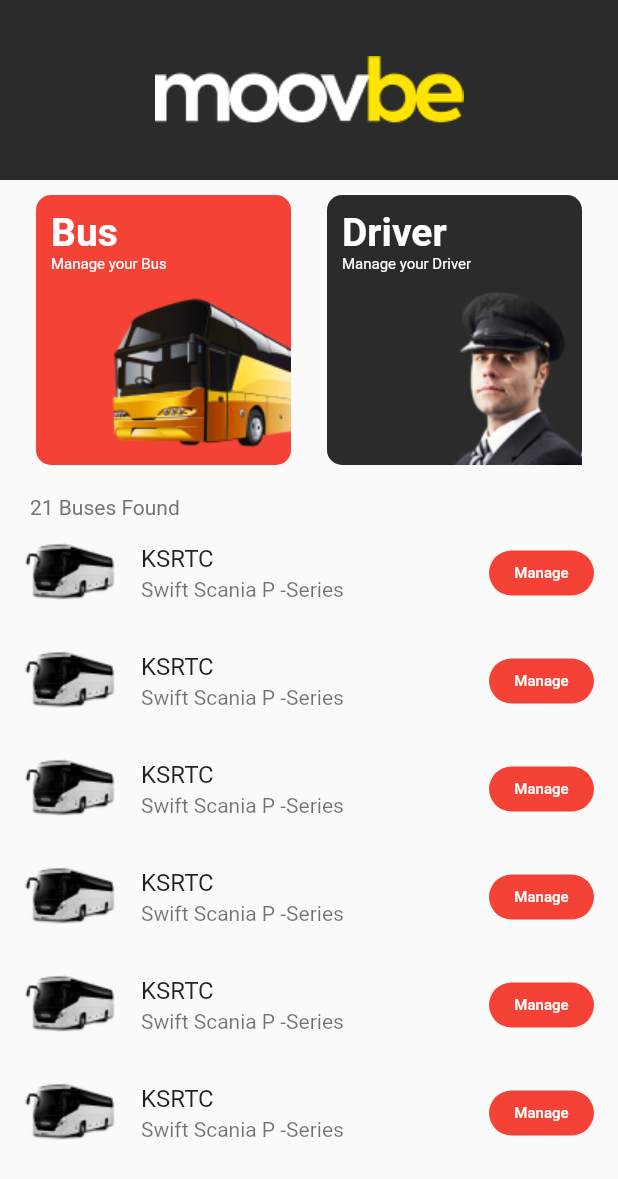
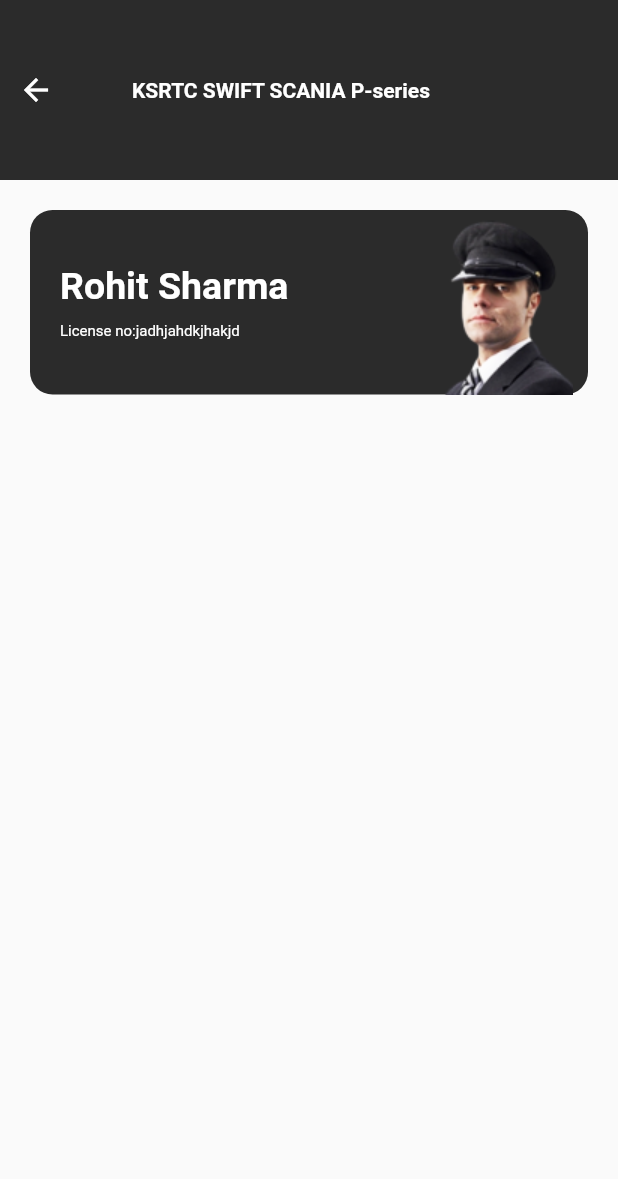
Before and after one commit to Diljithhh/bussystem, a Flutter app: the HomeScreenUi screen opened directly, after a tap on "Manage", on a phone screen of 412 x 824 dp. Shown: the top 1179 px of the screen. Run offline on Flutter 3.47's test engine with Material 2 defaults, Android fonts, the phone set to English and light mode, and no system bars; missing offline and left inert: dart:ffi.

Commit message:
ui 90% done

```diff
--- a/lib/UI/HomeScreen.dart
+++ b/lib/UI/HomeScreen.dart
@@ -1,4 +1,6 @@
 import 'package:bussystem/UI/LaunchScreen.dart';
+import 'package:bussystem/UI/MangeDriver.dart';
+import 'package:bussystem/UI/MangeSeat.dart';
 import 'package:flutter/material.dart';
 import 'package:flutter/src/widgets/framework.dart';
 import 'package:flutter/src/widgets/placeholder.dart';
@@ -65,7 +67,15 @@
                     ],
                   ),
                 ),
-                Container(
+                GestureDetector(
+                  onTap: () {
+                    Navigator.push(
+                        context,
+                        MaterialPageRoute(
+                          builder: (context) => ManageDriver(),
+                        ));
+                  },
+                  child: Container(
                     height: 180,
                     width: 170,
                     decoration: BoxDecoration(
@@ -99,6 +109,7 @@
                             child: Image.asset('assets/images/driver.png'))
                       ],
                     ),
+                  ),
                 )
               ],
             ),
@@ -108,13 +119,16 @@
                   '21 Buses Found',
                   style: TextStyle(color: Colors.grey.shade600),
                 )),
+            const SizedBox(
+              height: 10,
+            ),
             Expanded(
               child: ListView.builder(
-                itemCount: 6,
+                itemCount: 10,
                 shrinkWrap: true,
                 itemBuilder: (context, index) {
                   return ListTile(
-                    subtitle: Text('Swift Scania P -Series'),
+                    subtitle: const Text('Swift Scania P -Series'),
                     trailing: CustomTextButton(
                       width: 70,
                       buttonTextSize: 10,
@@ -122,10 +136,16 @@
                       backgroundColor: Colors.red,
                       buttonTextColor: Colors.white,
                       buttonText: 'Manage',
-                      onPressed: () {},
+                      onPressed: () {
+                        Navigator.push(
+                            context,
+                            MaterialPageRoute(
+                              builder: (context) => MangeSeat(),
+                            ));
+                      },
                     ),
                     leading: Image.asset('assets/images/buss2.png'),
-                    title: Text('KSRTC'),
+                    title: const Text('KSRTC'),
                   );
                 },
               ),
--- /dev/null
+++ b/lib/UI/MangeSeat.dart
@@ -0,0 +1,87 @@
+import 'package:flutter/material.dart';
+import 'package:flutter/src/widgets/framework.dart';
+import 'package:flutter/src/widgets/placeholder.dart';
+
+class MangeSeat extends StatefulWidget {
+  const MangeSeat({super.key});
+
+  @override
+  State<MangeSeat> createState() => _MangeSeatState();
+}
+
+class _MangeSeatState extends State<MangeSeat> {
+  @override
+  Widget build(BuildContext context) {
+    return Scaffold(
+      body: SafeArea(
+        child: Column(
+          children: [
+            Container(
+              width: double.maxFinite,
+              height: 120,
+              color: const Color(0xff2B2B2B),
+              child: Row(
+                children: [
+                  IconButton(
+                      onPressed: () {
+                        Navigator.pop(context);
+                      },
+                      icon: const Icon(
+                        Icons.arrow_back,
+                        color: Colors.white,
+                      )),
+                  const SizedBox(
+                    width: 40,
+                  ),
+                  const Text(
+                    'KSRTC SWIFT SCANIA P-series',
+                    style: TextStyle(
+                        color: Colors.white, fontWeight: FontWeight.bold),
+                  ),
+                  const SizedBox(
+                    height: 20,
+                  )
+                ],
+              ),
+            ),
+            Container(
+              padding: const EdgeInsets.only(left: 20, right: 10),
+              margin: const EdgeInsets.only(left: 20, right: 20, top: 20),
+              decoration: BoxDecoration(
+                  color: const Color(0xff2B2B2B),
+                  borderRadius: BorderRadius.circular(15)),
+              child: Row(
+                mainAxisAlignment: MainAxisAlignment.spaceBetween,
+                children: [
+                  Column(
+                    crossAxisAlignment: CrossAxisAlignment.start,
+                    children: const [
+                      Text(
+                        'Rohit Sharma',
+                        style: TextStyle(
+                            fontSize: 25,
+                            fontWeight: FontWeight.w700,
+                            color: Colors.white),
+                      ),
+                      SizedBox(
+                        height: 10,
+                      ),
+                      Text(
+                        'License no:jadhjahdkjhakjd',
+                        style: TextStyle(
+                            fontSize: 10,
+                            fontWeight: FontWeight.w400,
+                            color: Colors.white),
+                      )
+                    ],
+                  ),
+                  Image.asset('assets/images/driver.png')
+                ],
+              ),
+            )
+          ],
+        ),
+      ),
+    );
+  }
+}
```
Also changed, not shown: lib/UI/MangeDriver.dart (added, +113 -0 lines), lib/UI/addDriver.dart (added, +68 -0 lines). Lines whose indentation alone changed are shown as unchanged.
